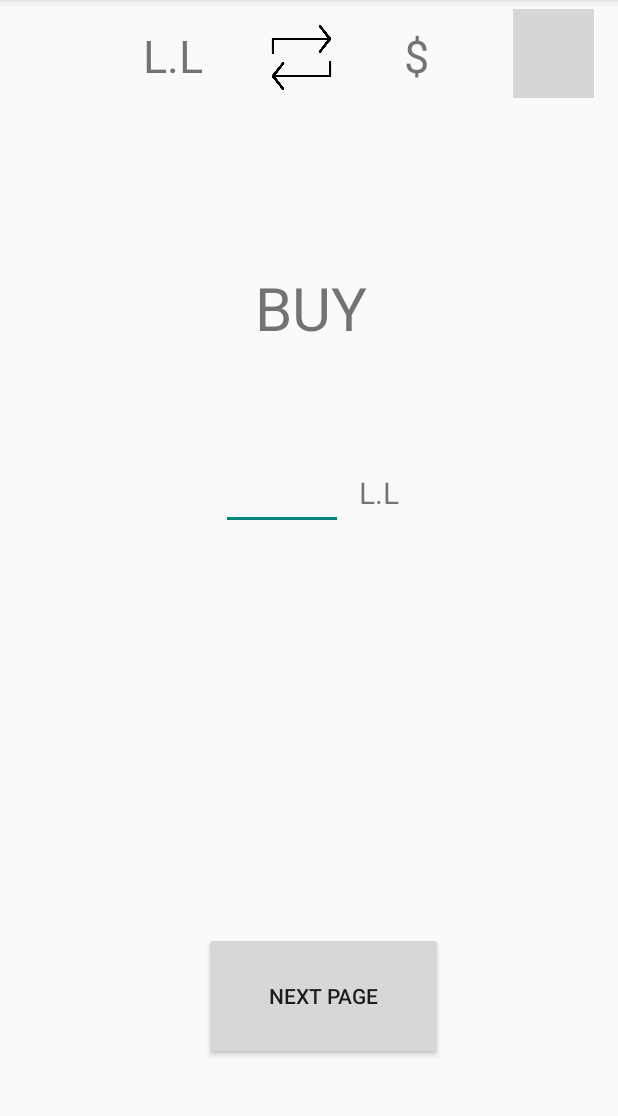
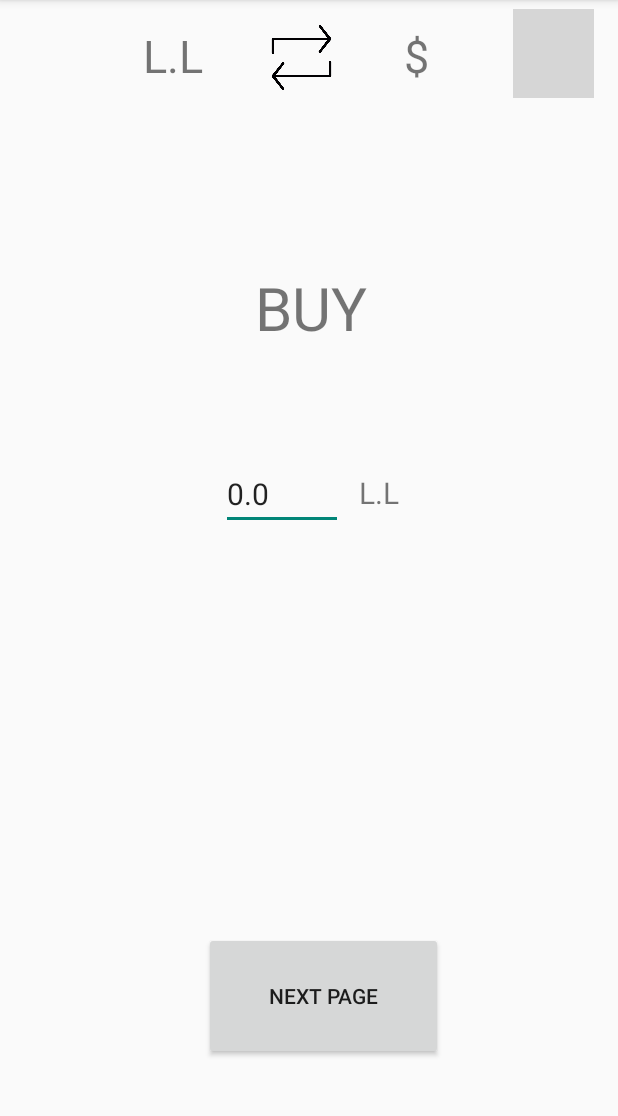
Before and after one commit to MustafaHazime/ExchangeApp, an Android app: the screen it shows after launch (MainActivity), on a phone screen of 412 x 824 dp, the part 84-1200 px from its top. Run offline under Robolectric (Android 15) with nearby library versions, the phone set to English and light mode, and no system bars; 1 statement that could not run was skipped; grey boxes are pictures that could not be loaded.

Commit message:
Commit 9

```diff
--- a/app/src/main/java/com/example/currencyexchangeapp/MainActivity.java
+++ b/app/src/main/java/com/example/currencyexchangeapp/MainActivity.java
@@ -92,7 +92,23 @@ public class MainActivity extends AppCompatActivity {
     }
 
 
+    public void resultReady(String rate){
+
+        int intRate = Integer.parseInt(rate);
+        EditText rateNewest=findViewById(R.id.ratePage1);
+        double result = intRate;
+        rateNewest.setText(result+"");
 
 
 
+
+
+//        EditText leb=findViewById(R.id.lebanese);
+//        leb.setText(intRate);
+//        EditText leb=findViewById(R.id.lebanese);
+
+
+    }
+
+
 }
```
